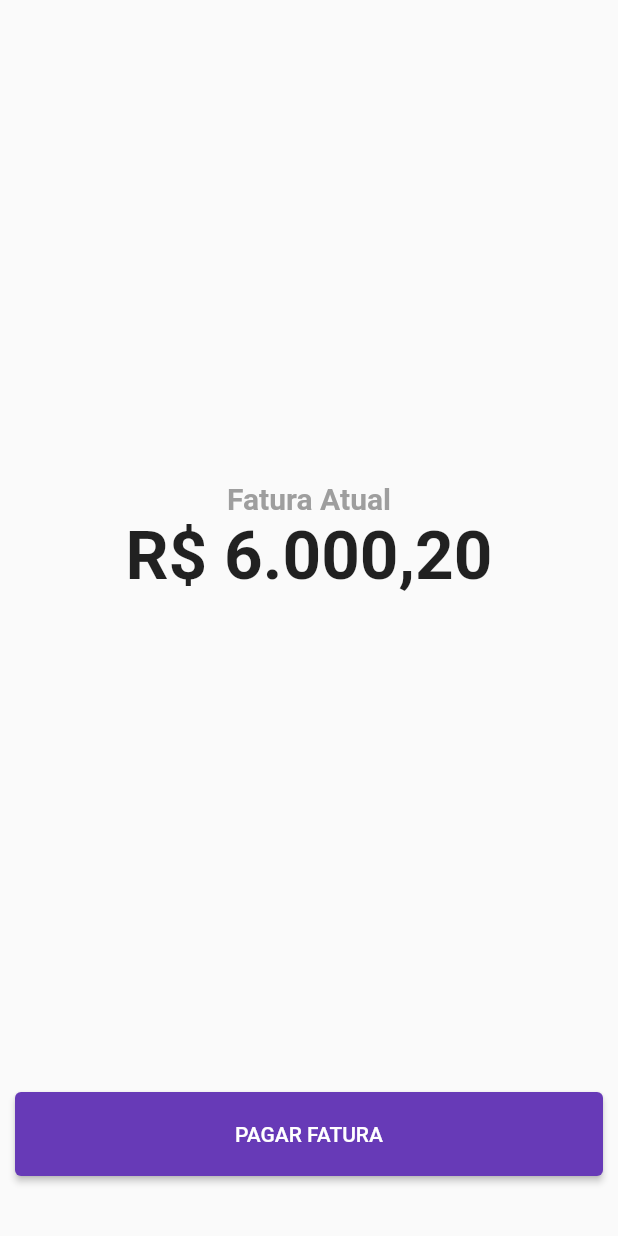
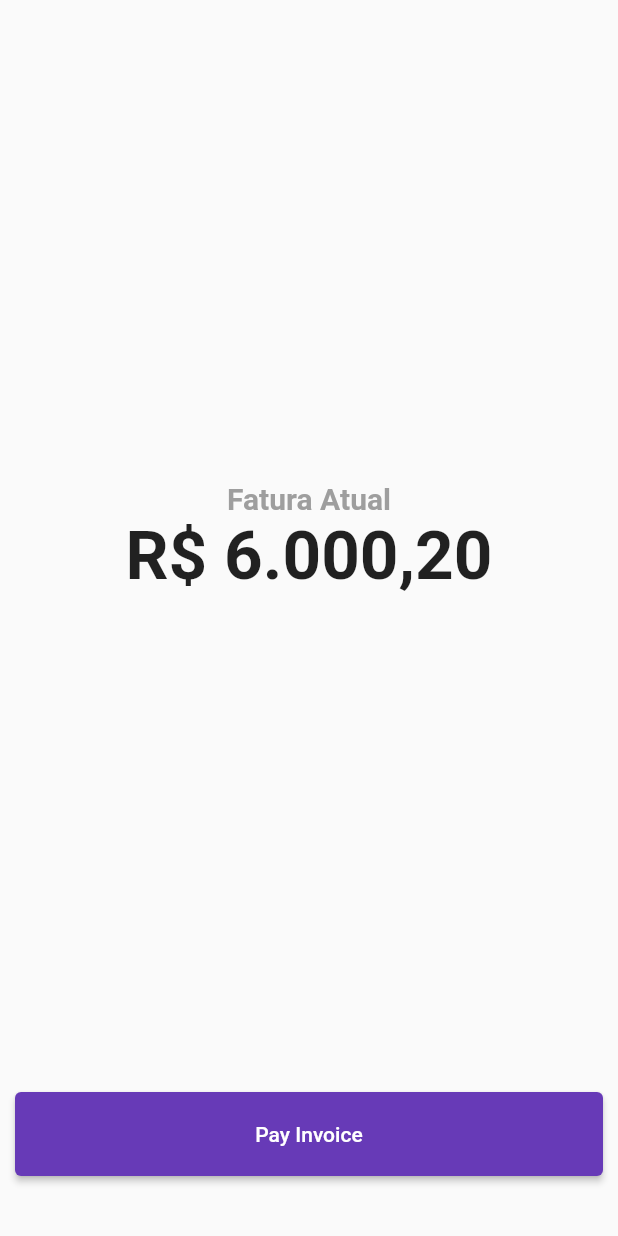
Before and after one commit to louisenb/desafio_flutter_05, a Flutter app: the screen it shows after launch, on a phone screen of 412 x 824 dp. Run offline on Flutter 3.47's test engine with Material 2 defaults, Android fonts, the phone set to English and light mode, and no system bars; our stand-ins replace bloc, equatable, flutter_bloc; generated files the repository leaves out were written again.

Commit message:
Adiciona internacionalização

```diff
--- /dev/null
+++ b/l10n.yaml
@@ -0,0 +1,3 @@
+arb-dir: lib/l10n
+template-arb-file: app_en.arb
+output-localization-file: app_localizations.dart
--- a/lib/invoice/screens/home_screen.dart
+++ b/lib/invoice/screens/home_screen.dart
@@ -1,6 +1,7 @@
 import 'package:desafio5/invoice/screens/payment_installments_screen.dart';
 import 'package:desafio5/shared/app_navigation.dart';
 import 'package:flutter/material.dart';
+import 'package:flutter_gen/gen_l10n/app_localizations.dart';
 
 class HomeScreen extends StatelessWidget {
   static get route => 'HOME_SCREEN';
@@ -35,7 +36,7 @@ class HomeScreen extends StatelessWidget {
             onPressed: () {
               appNavigator.get(context).push(PaymentInstallmentsScreen.route);
             },
-            child: Text('PAGAR FATURA'),
+            child: Text(AppLocalizations.of(context)!.payInvoice),
           ),
         )
     );
--- a/lib/invoice/screens/payment_confirmation_screen.dart
+++ b/lib/invoice/screens/payment_confirmation_screen.dart
@@ -1,5 +1,6 @@
 import 'package:desafio5/shared/app_navigation.dart';
 import 'package:flutter/material.dart';
+import 'package:flutter_gen/gen_l10n/app_localizations.dart';
 
 class PaymentConfirmationScreen extends StatelessWidget {
   static get route => 'PAYMENT_CONFIRMATION_SCREEN';
@@ -54,7 +55,7 @@ class PaymentConfirmationScreen extends StatelessWidget {
               padding: const EdgeInsets.all(20.0),
             ),
             onPressed: () {},
-            child: Text('PAGAR FATURA'),
+            child: Text(AppLocalizations.of(context)!.continueProcess),
           ),
         )
     );
--- a/lib/invoice/screens/payment_form_screen.dart
+++ b/lib/invoice/screens/payment_form_screen.dart
@@ -1,5 +1,6 @@
 import 'package:desafio5/shared/app_navigation.dart';
 import 'package:flutter/material.dart';
+import 'package:flutter_gen/gen_l10n/app_localizations.dart';
 
 class PaymentFormScreen extends StatefulWidget {
   static get route => 'PAYMENT_FORM_SCREEN';
@@ -91,7 +92,7 @@ class _PaymentFormScreenState extends State<PaymentFormScreen> {
                 onPressed: () {
                   if (_formKey.currentState!.validate()) {}
                 },
-                child: Text('CONTINUAR'),
+                child: Text(AppLocalizations.of(context)!.continueProcess),
               ),
             ],
           )
--- a/lib/invoice/screens/payment_installments_screen.dart
+++ b/lib/invoice/screens/payment_installments_screen.dart
@@ -5,6 +5,7 @@ import 'package:desafio5/invoice/models/payment_option.dart';
 import 'package:desafio5/shared/app_navigation.dart';
 import 'package:flutter/material.dart';
 import 'package:flutter_bloc/flutter_bloc.dart';
+import 'package:flutter_gen/gen_l10n/app_localizations.dart';
 
 class PaymentInstallmentsScreen extends StatelessWidget {
   static get route => 'PAYMENT_INSTALLMENTS_SCREEN';
@@ -16,7 +17,7 @@ class PaymentInstallmentsScreen extends StatelessWidget {
   Widget build(BuildContext context) {
     return Scaffold(
       appBar: AppBar(
-        title: Text('Escolha as parcelas',
+        title: Text(AppLocalizations.of(context)!.selectAnInstallment,
             style: TextStyle(fontWeight: FontWeight.bold)),
       ),
       body: BlocBuilder<PaymentBloc, PaymentState>(
@@ -83,7 +84,7 @@ class PaymentInstallmentsScreen extends StatelessWidget {
                 onPressed: () {
 
                 },
-                child: Text('CONTINUAR'),
+                child: Text(AppLocalizations.of(context)!.continueProcess),
               ),
             ],
           )),
--- a/lib/invoice/screens/payment_review_screen.dart
+++ b/lib/invoice/screens/payment_review_screen.dart
@@ -1,6 +1,7 @@
 import 'package:desafio5/invoice/screens/payment_confirmation_screen.dart';
 import 'package:desafio5/shared/app_navigation.dart';
 import 'package:flutter/material.dart';
+import 'package:flutter_gen/gen_l10n/app_localizations.dart';
 
 class PaymentReviewScreen extends StatelessWidget {
   static get route => 'PAYMENT_REVIEW_SCREEN';
@@ -57,7 +58,7 @@ class PaymentReviewScreen extends StatelessWidget {
             onPressed: () {
               appNavigator.get(context).push(PaymentConfirmationScreen.route);
             },
-            child: Text('PAGAR FATURA'),
+            child: Text(AppLocalizations.of(context)!.continueProcess),
           ),
         )
     );
--- /dev/null
+++ b/lib/l10n/app_en.arb
@@ -0,0 +1,6 @@
+{
+    "payInvoice": "Pay Invoice",
+    "currentInvoice": "Current Invoice",
+    "selectAnInstallment": "Select an installment",
+    "continueProcess": "Continue"
+}
--- /dev/null
+++ b/lib/l10n/app_pt.arb
@@ -0,0 +1,6 @@
+{
+    "payInvoice": "Pagar Invoice",
+    "currentInvoice": "Fatura Atual",
+    "selectAnInstallment": "Selecione uma parcela",
+    "continueProcess": "Continue"
+}
--- a/lib/main.dart
+++ b/lib/main.dart
@@ -10,6 +10,7 @@ import 'invoice/repositories/payment_api_client.dart';
 import 'invoice/repositories/payment_repository.dart';
 import 'invoice/screens/payment_installments_screen.dart';
 import 'invoice/screens/payment_review_screen.dart';
+import 'package:flutter_gen/gen_l10n/app_localizations.dart';
 
 class SimpleBlocDelegate extends BlocDelegate {
   @override
@@ -64,6 +65,8 @@ class App extends StatelessWidget {
         PaymentReviewScreen.route: (_) => PaymentReviewScreen(appNavigator: appNavigator),
         PaymentConfirmationScreen.route: (_) => PaymentConfirmationScreen(appNavigator: appNavigator),
       },
+      localizationsDelegates: AppLocalizations.localizationsDelegates,
+      supportedLocales: AppLocalizations.supportedLocales,
     );
   }
 }
--- a/pubspec.yaml
+++ b/pubspec.yaml
@@ -26,6 +26,9 @@ dependencies:
   http:
   flutter_bloc: ^3.0.0
   equatable: ^1.0.0
+  flutter_localizations:
+    sdk: flutter
+  intl: ^0.17.0
 
   # The following adds the Cupertino Icons font to your application.
   # Use with the CupertinoIcons class for iOS style icons.
@@ -41,6 +44,7 @@ dev_dependencies:
 
 # The following section is specific to Flutter.
 flutter:
+  generate: true
 
   # The following line ensures that the Material Icons font is
   # included with your application, so that you can use the icons in
```
Also changed, not shown: pubspec.lock.
